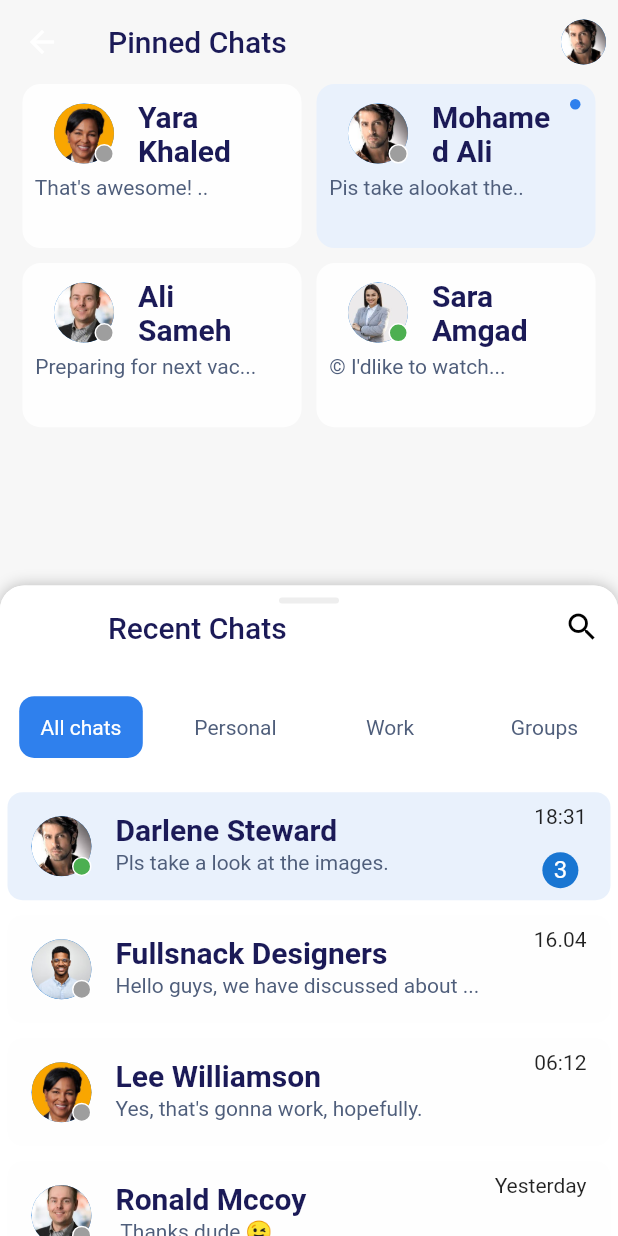
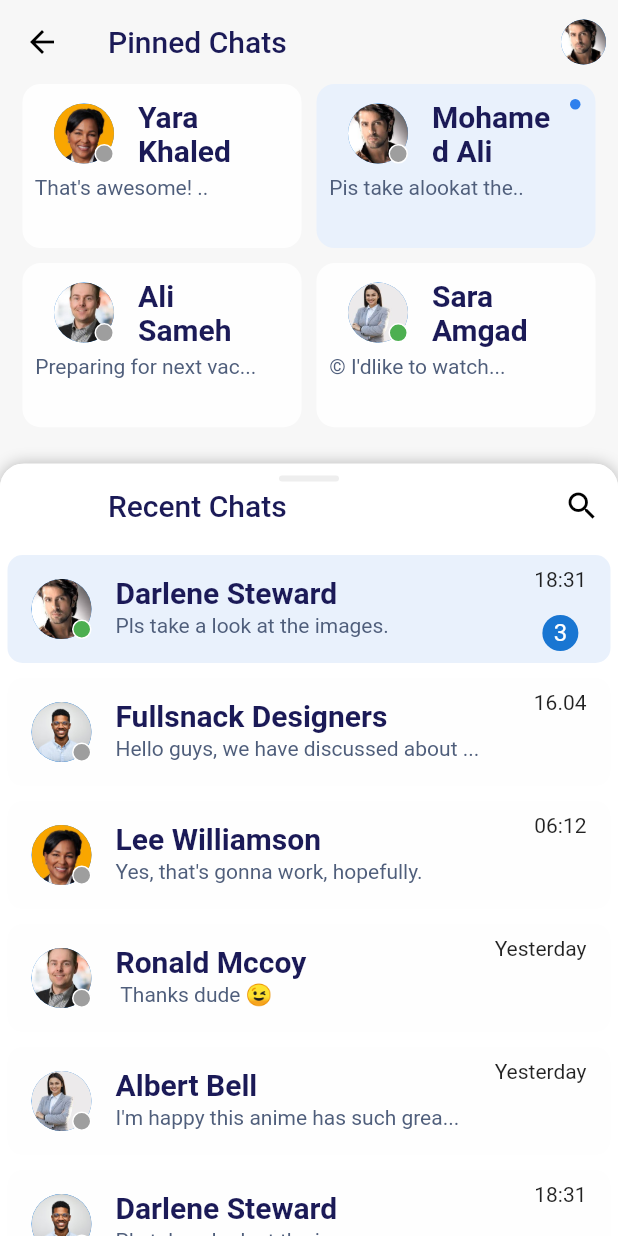
Before and after one commit to mohamedelshamy6/Mini_Clinic_App, a Flutter app: the ChatHome screen opened directly, on a phone screen of 412 x 824 dp. Run offline on Flutter 3.47's test engine with Material 2 defaults, Android fonts, the light colour scheme and no system bars; drawn by our look-alikes of sliding_up_panel; our stand-ins replace cloud_firestore, firebase_auth, firebase_core, flutter_bloc, flutter_local_notifications, google_sign_in and 2 more; accounts and stored records are empty.

Commit message:
edit chat

```diff
--- a/lib/ui/Screens/chats/screens/recent_chats.dart
+++ b/lib/ui/Screens/chats/screens/recent_chats.dart
@@ -37,17 +37,17 @@ class RecentChats extends StatelessWidget {
         child: Column(
             // padding: const EdgeInsets.only(bottom: 60),
             children: [
-              Container(
-                height: MediaQueryHelper.sizeFromHeight(context, 10),
-                color: AppColor.white,
-                child: Row(
-                  mainAxisAlignment: MainAxisAlignment.spaceAround,
-                  children: ChatCubit.get(context)
-                      .tabs
-                      .map((e) => FilterCard(tab: e))
-                      .toList(),
-                ),
-              ),
+              // Container(
+              //   height: MediaQueryHelper.sizeFromHeight(context, 10),
+              //   color: AppColor.white,
+              //   child: Row(
+              //     mainAxisAlignment: MainAxisAlignment.spaceAround,
+              //     children: ChatCubit.get(context)
+              //         .tabs
+              //         .map((e) => FilterCard(tab: e))
+              //         .toList(),
+              //   ),
+              // ),
               Container(
                 height: MediaQueryHelper.sizeFromHeight(context, 1.2),
                 child: ListView.builder(
--- a/lib/ui/Screens/chats/screens/view.dart
+++ b/lib/ui/Screens/chats/screens/view.dart
@@ -20,7 +20,7 @@ class ChatHome extends StatelessWidget {
       create: (_) => ChatCubit(),
       child: SlidingUpPanel(
         maxHeight: MediaQuery.of(context).size.height,
-        minHeight: MediaQuery.of(context).size.height / 1.9,
+        minHeight: MediaQuery.of(context).size.height / 1.6,
         borderRadius: const BorderRadius.only(
           topLeft: Radius.circular(16),
           topRight: Radius.circular(16),
@@ -28,6 +28,7 @@ class ChatHome extends StatelessWidget {
         body: Scaffold(
           backgroundColor: AppColor.scaffoldbackground,
           appBar: AppBar(
+            iconTheme: IconThemeData(color: Colors.black),
             backgroundColor: AppColor.scaffoldbackground,
             elevation: 0,
             title: const Text('Pinned Chats',
```
Also changed, not shown: lib/ui/Screens/chats/screens/chat_screen/chat_screen.dart (+25 -22 lines), lib/ui/Screens/chats/screens/chat_screen/message_bubble.dart (+37 -21 lines), lib/ui/Screens/chats/screens/chat_screen/messages.dart (+14 -8 lines), lib/ui/Screens/chats/screens/chat_screen/new_messages.dart (+31 -33 lines), lib/ui/widgets/user_details_list_view.dart (+11 -0 lines).
